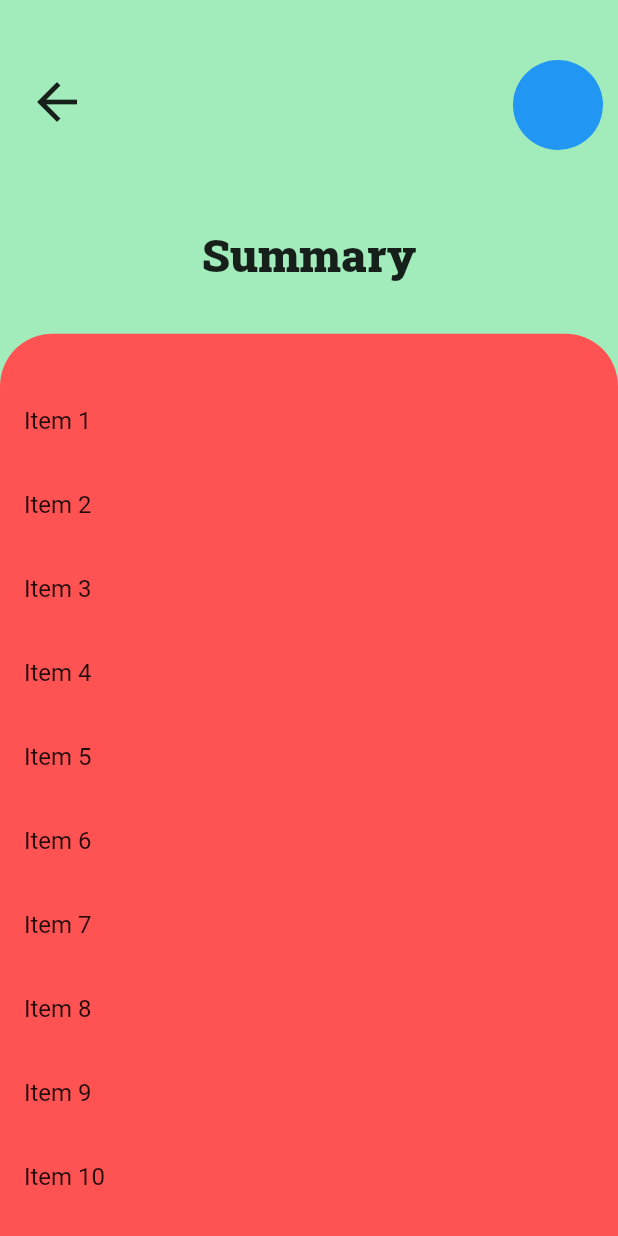
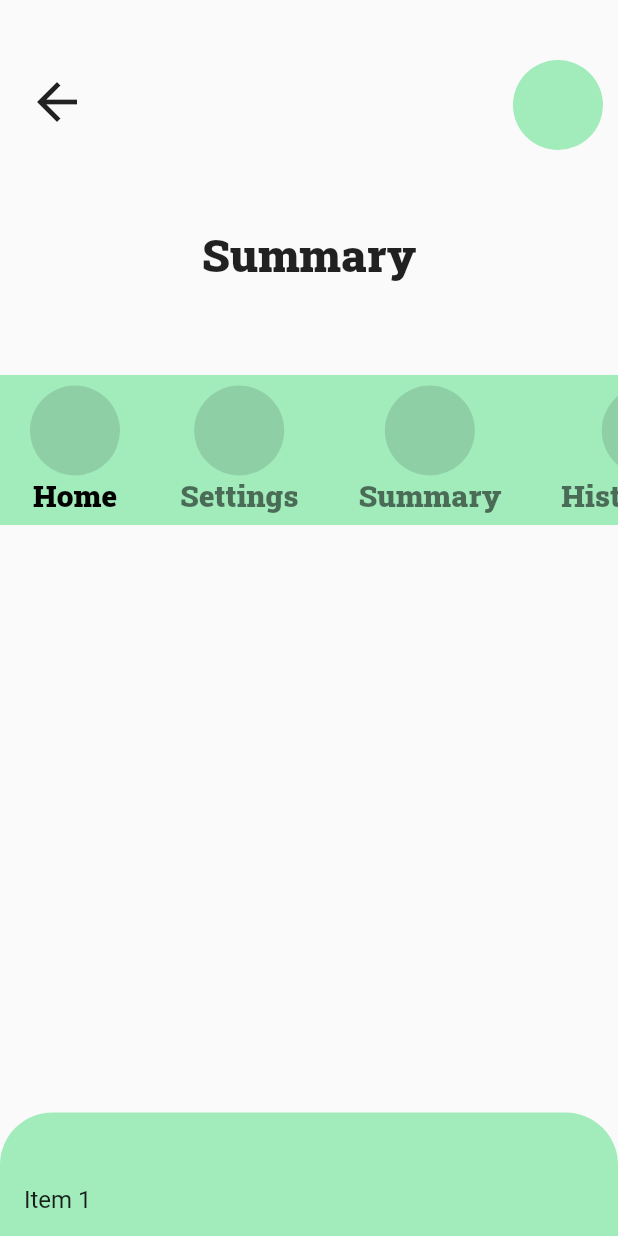
Before and after one commit to RahulRimal/MyHealthApp, a Flutter app: the screen it shows after launch, on a phone screen of 412 x 824 dp. Run offline on Flutter 3.47's test engine with Material 2 defaults, Android fonts, the phone set to English and light mode, and no system bars.

Commit message:
Process for dashboard going on

```diff
--- a/lib/main.dart
+++ b/lib/main.dart
@@ -9,6 +9,9 @@ class MyApp extends StatelessWidget {
   @override
   Widget build(BuildContext context) {
     return MaterialApp(
+      theme: ThemeData(
+        primarySwatch: Colors.green,
+      ),
       title: 'Pocket Doctor',
       home: HomePage(),
     );
--- a/lib/pages/home.dart
+++ b/lib/pages/home.dart
@@ -7,7 +7,7 @@ class HomePage extends StatefulWidget {
 }
 
 class _HomePageState extends State<HomePage> {
-
+  int _selectedCategory = 0;
   Categories cat = new Categories();
   List<String> categories = new List<String>();
   @override
@@ -16,17 +16,14 @@ class _HomePageState extends State<HomePage> {
     super.initState();
     categories = cat.categoryList;
   }
+
   @override
-
-
-
-
   Widget build(BuildContext context) {
     return Scaffold(
       body: Container(
-        color: Color(0xffa2ecbc),
+//        color: Color(0xffa2ecbc),
         child: Stack(
-          alignment: Alignment.center,
+          alignment: Alignment.topCenter,
           children: <Widget>[
             Positioned(
               top: 40.0,
@@ -42,10 +39,9 @@ class _HomePageState extends State<HomePage> {
               right: 10.0,
               child: CircleAvatar(
                 radius: 30.0,
-                backgroundColor: Colors.blue,
+                backgroundColor: Color(0xffa2ecbc),
               ),
             ),
-
             Positioned(
               top: 150.0,
               child: Text(
@@ -57,38 +53,62 @@ class _HomePageState extends State<HomePage> {
               ),
             ),
 
-
             Container(
-              height:70.0,
-              color: Colors.blue,
+              margin: EdgeInsets.only(top: 250.0),
+              color: Color(0xffa2ecbc),
+              height: 100.0,
               child: ListView.builder(
                   scrollDirection: Axis.horizontal,
                   itemCount: categories.length,
-                  itemBuilder: (BuildContext context, index)
-              {
-                return Center(child: Padding(
+                  itemBuilder: (BuildContext context, index) {
+                    return Padding(
                       padding: const EdgeInsets.symmetric(horizontal: 20.0),
-                  child: Text(categories[index],
+                      child: GestureDetector(
+                    onTap: (){
+                      setState(() {
+                        _selectedCategory = index;
+                      });
+                    },
+                    child: Column(
+                      mainAxisAlignment: MainAxisAlignment.center,
+                      children: <Widget>[
+                      CircleAvatar(
+                        radius: 30.0,
+                        backgroundColor: Colors.black12,
+
+                      ),
+                        Text(
+                          categories[index],
                           style: TextStyle(
                               fontFamily: 'RobotoSlab',
-                    fontSize: 30.0,
+                              fontSize: 20.0,
                               fontWeight: FontWeight.w800,
-                  ),),
-                ));
+                              color: index == _selectedCategory
+                                  ? Colors.black
+                                  : Colors.black54),
+                        ),
+                      ],
+                    ),
+                      ),
+                    );
                   }),
             ),
 
+
+
             DraggableScrollableSheet(
-              initialChildSize: 0.73,
+//                initialChildSize: 0.73,
+                initialChildSize: 0.1,
                 maxChildSize: 0.73,
-                minChildSize: 0.5,
+//                minChildSize: 0.55,
+                minChildSize: 0.1,
                 builder: (context, controller) {
                   return Container(
                     padding: EdgeInsets.only(top: 30.0),
                     width: MediaQuery.of(context).size.width,
                     height: 200.0,
                     decoration: BoxDecoration(
-                  color: Colors.redAccent,
+                      color: Color(0xffa2ecbc),
                       borderRadius: BorderRadius.only(
                         topLeft: Radius.circular(35.0),
                         topRight: Radius.circular(35.0),
@@ -98,7 +118,9 @@ class _HomePageState extends State<HomePage> {
                         controller: controller,
                         itemBuilder: (BuildContext context, index) {
                           return ListTile(
-                    title: Text('Item ${index + 1}'),
+                            title: GestureDetector(
+                              child: Text('Item ${index + 1}'),
+                            ),
                            );
                         }),
                   );
```
Lines whose indentation alone changed are shown as unchanged.
